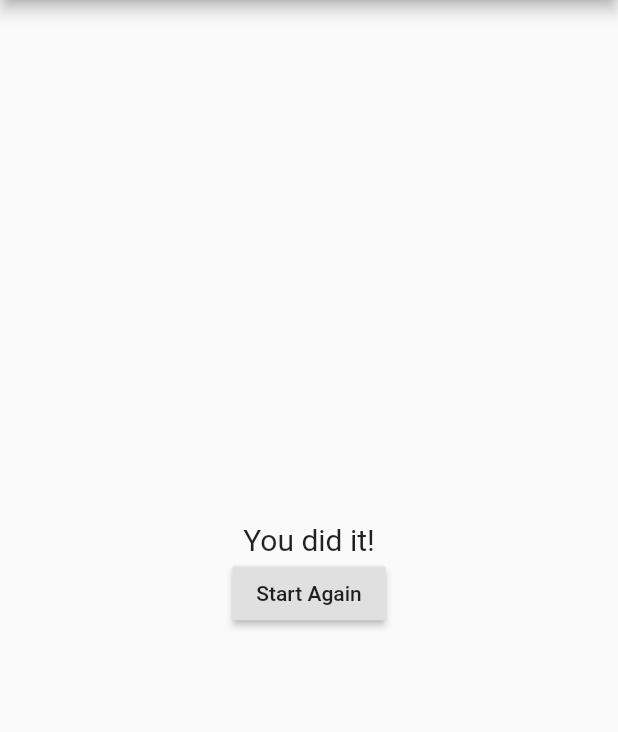
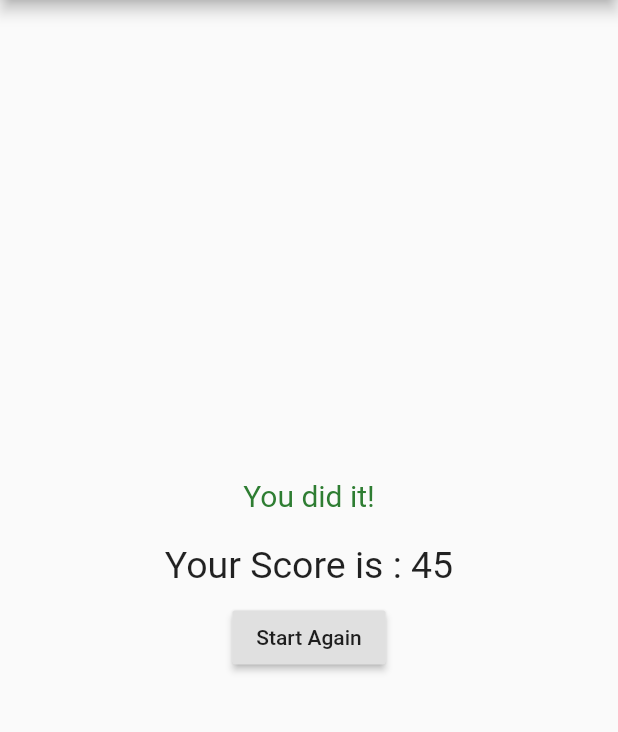
Before and after one commit to komangkrisnanda/udemy-flutter-complete-guide, a Flutter app: the screen it shows after launch, after a tap on "Black", after a tap on "Snake", after a tap on "Mankz", on a phone screen of 412 x 824 dp, the part 84-816 px from its top. Run offline on Flutter 3.47's test engine with Material 2 defaults, Android fonts, the phone set to English and light mode, and no system bars.

Commit message:
Calculating total score

```diff
--- a/lib/main.dart
+++ b/lib/main.dart
@@ -24,41 +24,79 @@ class MyApp extends StatefulWidget{
 
 class _MyAppState extends State<MyApp> {
   var _questionIndex = 0;
+  int _totalScore = 0;
 
   final _questions = const [
     {
       'questionText'  : 'What\'s your favorite color?',
       'answer'        : [
-        'Black',
-        'Red',
-        'Green',
-        'White'
+        {
+          'text' : 'Black',
+          'score' : 10
+        },
+        {
+          'text' : 'Red',
+          'score' : 5
+        },
+        {
+          'text' : 'Green',
+          'score' : 3
+        },
+        {
+          'text' : 'White',
+          'score' : 1
+        }
       ]
     },
     {
       'questionText'    : 'What\'s your favorite animal?',
       'answer'          : [
-        'Rabbit',
-        'Snake',
-        'Elephant',
-        'Lion'
+        {
+          'text' : 'Rabbit',
+          'score' : 10
+        },
+        {
+          'text' : 'Snake',
+          'score' : 15
+        },
+        {
+          'text' : 'Elephant',
+          'score' : 20
+        },
+        {
+          'text' : 'Lion',
+          'score' : 25
+        }
       ]
     },
     {
       'questionText'    : 'Who\'s your favorite instructor?',
       'answer'          : [
-        'Max',
-        'Manu',
-        'Mankz',
+        {
+          'text' : 'Max',
+          'score' : 10
+        },
+        {
+          'text' : 'Manu',
+          'score' : 15
+        },
+        {
+          'text' : 'Mankz',
+          'score' : 20
+        }
       ]
     }
   ];
 
-  void _answerQuestion(){
+  void _answerQuestion(int score){
     //questionIndex = questionIndex + 1;
+
+
     setState(() {
       _questionIndex += 1;
+      _totalScore += score;
     });
+    print("Total score : " + _totalScore.toString());
     if(_questionIndex < _questions.length) {
       print("Question available");
     }
@@ -70,6 +108,7 @@ class _MyAppState extends State<MyApp> {
   void _resetQuestion(){
     setState(() {
       _questionIndex = 0;
+      _totalScore = 0;
     });
   }
 
@@ -88,6 +127,7 @@ class _MyAppState extends State<MyApp> {
             :
             Result(
               resetQuestion: _resetQuestion,
+              totalScore: _totalScore
             )
       )
     );
--- a/lib/quiz.dart
+++ b/lib/quiz.dart
@@ -22,8 +22,8 @@ class Quiz extends StatelessWidget{
 //            Answer(answerQuestion),
 //            Answer(answerQuestion),
 //            Answer(answerQuestion)
-        ...(questions[questionIndex]['answer'] as List<String>).map((answer){
-          return Answer(answerQuestion, answer);
+        ...(questions[questionIndex]['answer'] as List<Map<String, Object>>).map((answer){
+          return Answer(() => answerQuestion(answer['score']), answer['text']);
         }).toList()
       ],
     );
--- a/lib/result.dart
+++ b/lib/result.dart
@@ -3,9 +3,11 @@ import 'package:flutter/material.dart';
 class Result extends StatelessWidget{
 
   final Function resetQuestion;
+  final int totalScore;
 
   Result({
-    @required this.resetQuestion
+    @required this.resetQuestion,
+    @required this.totalScore
   });
 
   @override
@@ -20,8 +22,18 @@ class Result extends StatelessWidget{
               children: [
                 Text(
                     'You did it!',
-                    style: TextStyle(fontSize: 20)
+                    style: TextStyle(
+                        fontSize: 20,
+                        color: Colors.green[800]
+                    ),
+
                 ),
+                SizedBox(height: 20),
+                Text(
+                  'Your Score is : ' + totalScore.toString(),
+                  style: TextStyle(fontSize: 25)
+                ),
+                SizedBox(height: 10),
                 RaisedButton(
                   child: Text('Start Again'),
                   onPressed: resetQuestion,
```
